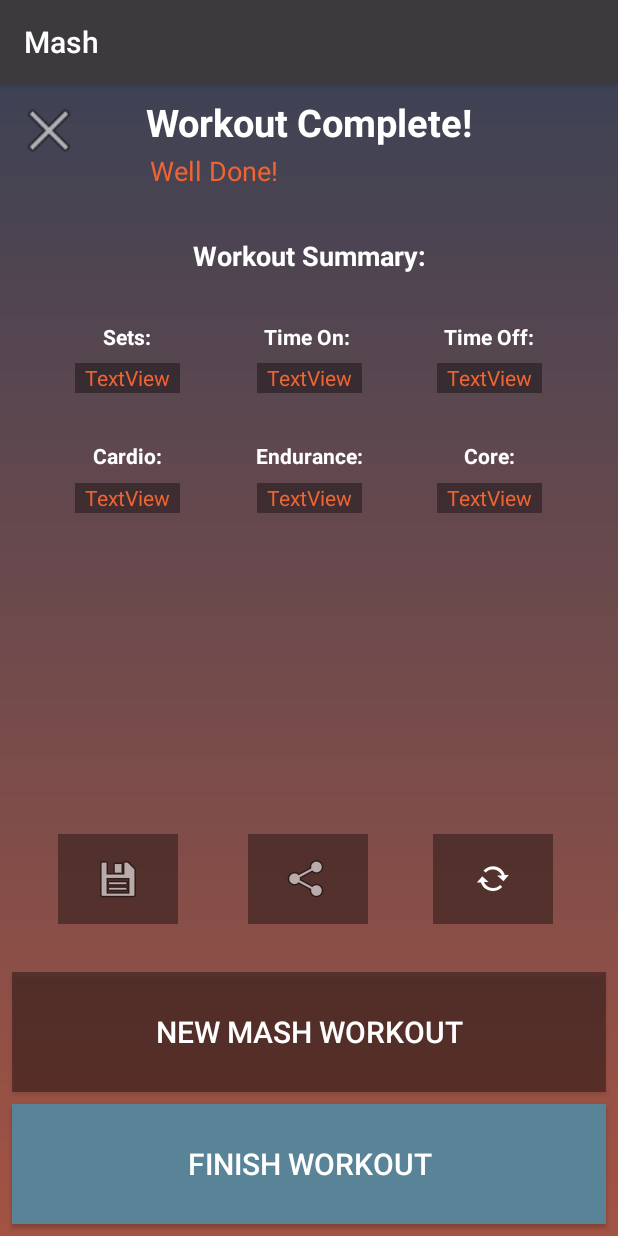
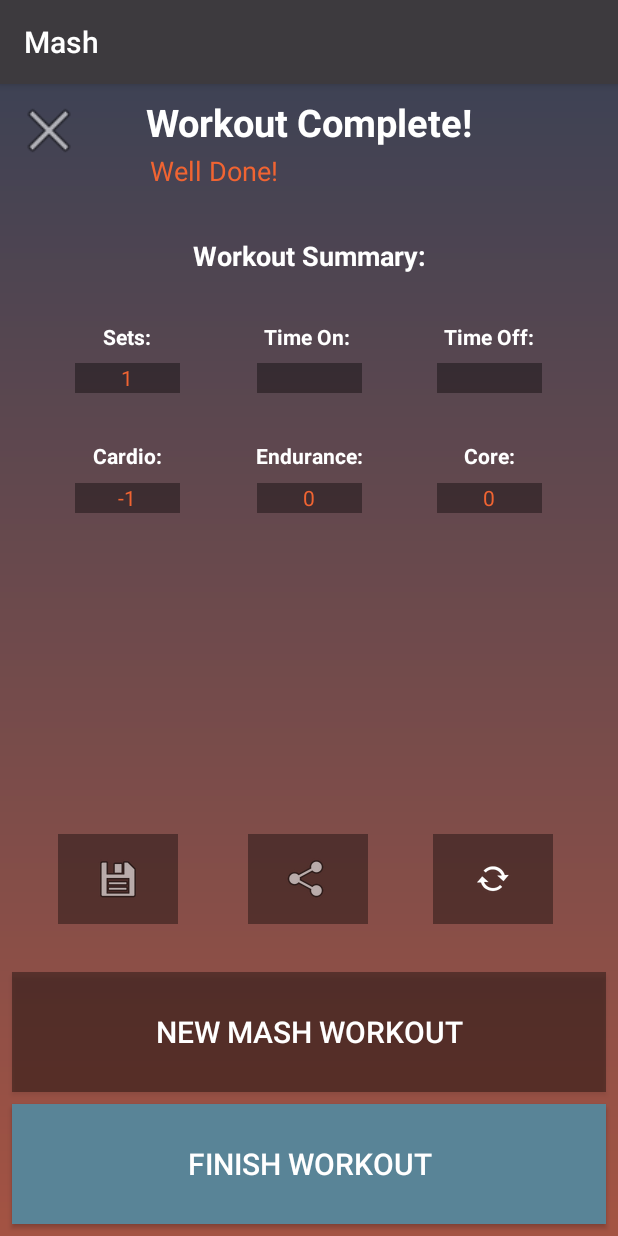
Before and after one commit to Zimm01/Mash, an Android app: the WorkoutStatPage screen opened directly, with no data from a screen before it, on a phone screen of 412 x 824 dp. Run offline under Robolectric (Android 15) with nearby library versions, the phone set to English and light mode, and no system bars; 6 statements that could not run were skipped.

Commit message:
sent data from exercise mode to workout stat page

```diff
--- a/app/src/main/java/au/com/mashfitness/mash/WorkoutStatPage.java
+++ b/app/src/main/java/au/com/mashfitness/mash/WorkoutStatPage.java
@@ -3,15 +3,63 @@ package au.com.mashfitness.mash;
 import android.os.Bundle;
 import android.support.annotation.Nullable;
 import android.support.v7.app.AppCompatActivity;
+import android.widget.ImageButton;
+import android.widget.TextView;
+
+import java.util.ArrayList;
+import java.util.List;
 
 public class WorkoutStatPage extends AppCompatActivity {
 
-
+    private WorkoutStorage exercises = new WorkoutStorage();
+    private String customList = "";
+    private String timeOnString = "";
+    private String timeOffString = "";
+    int cardioCount = 0;
+    int enduranceCount = 0;
+    int coreCount = 0;
+    List<String> finalCutomList = new ArrayList<>();
+    int sizeOfList = 0;
     @Override
     protected void onCreate(Bundle savedInstanceState) {
         super.onCreate(savedInstanceState);
         setContentView(R.layout.workoutcompletesummary);
 
+        exercises.setUp();
+        Bundle extras = getIntent().getExtras();
+        customList = extras.getString("customList");
+        timeOffString = extras.getString("timeOff");
+        timeOnString = extras.getString("timeOn");
+
+        ImageButton saveWorkout = (ImageButton) findViewById(R.id.save);
+
+        for (String item : customList.split(",")) {
+            sizeOfList++;
+            if(exercises.getDescription(Integer.parseInt(item)).equalsIgnoreCase("core")){
+                coreCount++;
+            }else if(exercises.getDescription(Integer.parseInt(item)).equalsIgnoreCase("endurance")){
+                enduranceCount++;
+            }else if(exercises.getDescription(Integer.parseInt(item)).equalsIgnoreCase("cardio")){
+                cardioCount++;
+            }
+        }
+
+
+        TextView cardio = (TextView) findViewById(R.id.cardioNum);
+        cardio.setText(Integer.toString((cardioCount-1)));
+        TextView endurance = (TextView) findViewById(R.id.enduranceNum);
+        endurance.setText(Integer.toString(enduranceCount));
+        TextView core = (TextView) findViewById(R.id.coreNum);
+        core.setText(Integer.toString(coreCount));
+
+        TextView sets = (TextView) findViewById(R.id.setNum);
+        sets.setText(Integer.toString(sizeOfList));
+        TextView timeOn = (TextView) findViewById(R.id.timeOnNum);
+        timeOn.setText(timeOnString);
+        TextView timeOff = (TextView) findViewById(R.id.TimeOffNum);
+        timeOff.setText(timeOffString);
+
+
 
 
     }
```
Also changed, not shown: app/src/main/java/au/com/mashfitness/mash/ExerciseMode.java (+5 -4 lines).
